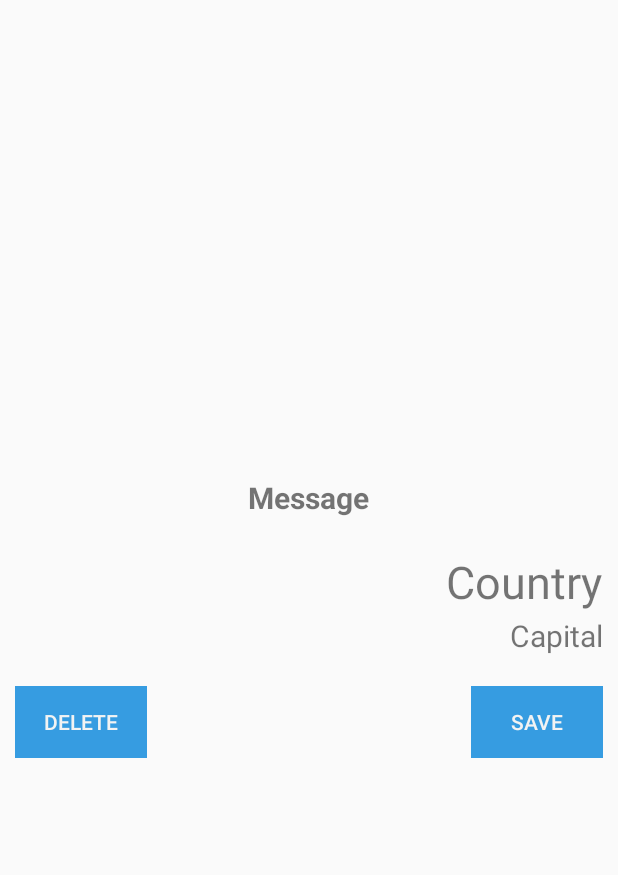
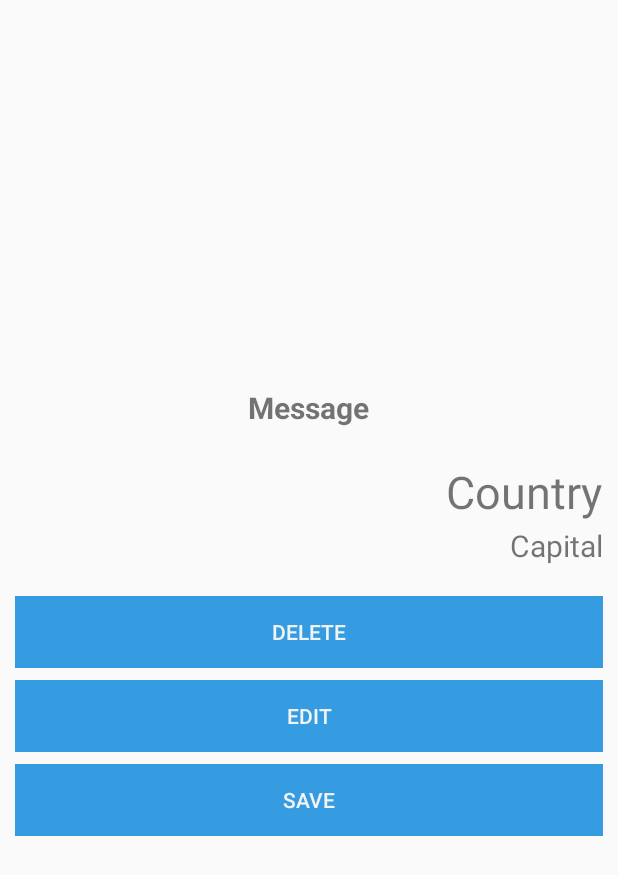
Before and after one commit to whiteformed/MobileDevLabs, an Android app: the layout dialog_item.xml on its own in the app's theme, with its tools: preview values and no code run, on a phone screen of 412 x 824 dp. Shown: the top 875 px of the screen. Run offline under Robolectric (Android 15) with nearby library versions, the phone set to English and light mode, and no system bars.

Commit message:
added EDIT button, renamed dialog_add_item -> dialog_new_item, renamed dialog_save_delete_item -> dialog_item, changed layout;

```diff
--- a/app/src/main/java/com/example/mobiledevlabs/FragmentChooseCountry.java
+++ b/app/src/main/java/com/example/mobiledevlabs/FragmentChooseCountry.java
@@ -93,7 +93,7 @@ public class FragmentChooseCountry extends Fragment implements RecyclerViewItemC
             public void onClick(View v) {
 
                 final Dialog dialog = new Dialog(getActivity());
-                dialog.setContentView(R.layout.dialog_add_item);
+                dialog.setContentView(R.layout.dialog_new_item);
                 dialog.setCancelable(true);
 
                 TextView tv_message = dialog.findViewById(R.id.message_tv);
--- a/app/src/main/java/com/example/mobiledevlabs/RecyclerViewAdapter.java
+++ b/app/src/main/java/com/example/mobiledevlabs/RecyclerViewAdapter.java
@@ -81,7 +81,7 @@ public class RecyclerViewAdapter extends RecyclerView.Adapter<RecyclerViewAdapte
             @Override
             public boolean onLongClick(View v) {
                 final Dialog dialog = new Dialog(context);
-                dialog.setContentView(R.layout.dialog_save_delete_item);
+                dialog.setContentView(R.layout.dialog_item);
                 dialog.setCancelable(true);
 
                 TextView tv_message = dialog.findViewById(R.id.message_tv);
--- a/app/src/main/java/com/example/mobiledevlabs/SqlDBHelper.java
+++ b/app/src/main/java/com/example/mobiledevlabs/SqlDBHelper.java
@@ -110,9 +110,6 @@ public class SqlDBHelper extends SQLiteOpenHelper {
     public boolean deleteData(String table, Country country) {
         SQLiteDatabase db = this.getWritableDatabase();
 
-        //todo change input parameters
-        //todo: change whereClause
-
         String whereClause
                 = column_country_name + " = '" + country.getName() + "' and "
                 + column_country_capital + " = '" + country.getCapital() + "' and "
--- a/app/src/main/res/layout/dialog_save_delete_item.xml
+++ b/app/src/main/res/layout/dialog_item.xml
@@ -16,10 +16,10 @@
             android:layout_width="wrap_content"
             android:layout_height="wrap_content"
             android:layout_margin="10dp"
+            android:textAlignment="center"
             android:textSize="20sp"
             android:textStyle="bold"
-            tools:text="Message"
-            android:textAlignment="center"/>
+            tools:text="Message" />
 
         <FrameLayout xmlns:app="http://schemas.android.com/apk/res-auto"
             android:id="@+id/frame_layout"
@@ -79,32 +79,43 @@
 
         </FrameLayout>
 
-        <RelativeLayout
+        <LinearLayout
             android:layout_width="match_parent"
             android:layout_height="wrap_content"
-            android:layout_margin="10dp">
+            android:layout_margin="10dp"
+            android:orientation="vertical">
 
             <Button
                 android:id="@+id/button_delete"
                 style="@style/Widget.AppCompat.Button.Borderless.Colored"
-                android:layout_width="wrap_content"
+                android:layout_width="match_parent"
                 android:layout_height="wrap_content"
-                android:layout_alignParentStart="true"
+                android:layout_marginBottom="8dp"
                 android:background="@color/buttonBackgroundColor"
                 android:text="delete"
                 android:textColor="@color/buttonTextColor" />
 
             <Button
+                android:id="@+id/button_edit"
+                style="@style/Widget.AppCompat.Button.Borderless.Colored"
+                android:layout_width="match_parent"
+                android:layout_height="wrap_content"
+                android:layout_marginBottom="8dp"
+                android:background="@color/buttonBackgroundColor"
+                android:text="edit"
+                android:textColor="@color/buttonTextColor" />
+
+            <Button
                 android:id="@+id/button_save"
                 style="@style/Widget.AppCompat.Button.Borderless.Colored"
-                android:layout_width="wrap_content"
+                android:layout_width="match_parent"
                 android:layout_height="wrap_content"
-                android:layout_alignParentEnd="true"
+                android:layout_marginBottom="8dp"
                 android:background="@color/buttonBackgroundColor"
                 android:text="save"
                 android:textColor="@color/buttonTextColor" />
 
-        </RelativeLayout>
+        </LinearLayout>
     </LinearLayout>
 
 
--- a/build.gradle
+++ b/build.gradle
@@ -8,7 +8,7 @@ buildscript {
 
     }
     dependencies {
-        classpath 'com.android.tools.build:gradle:3.6.1'
+        classpath 'com.android.tools.build:gradle:3.6.3'
 
 
         // NOTE: Do not place your application dependencies here; they belong
```
Also changed, not shown: app/src/main/res/layout/dialog_new_item.xml (renamed from app/src/main/res/layout/dialog_add_item.xml).
